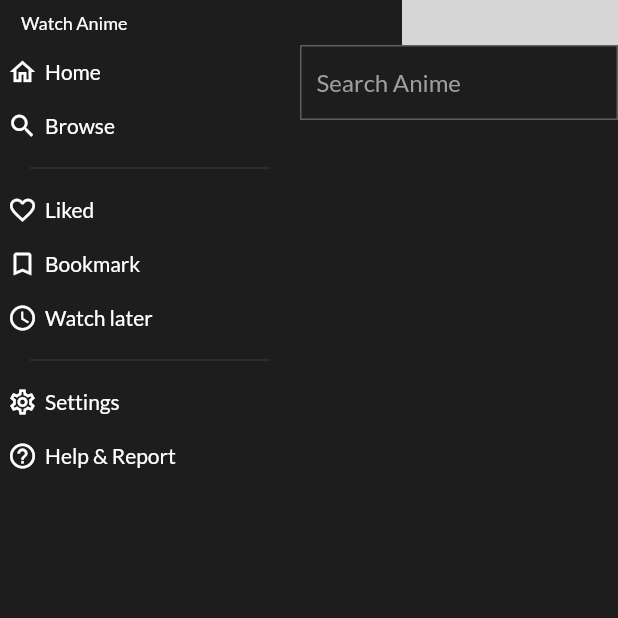
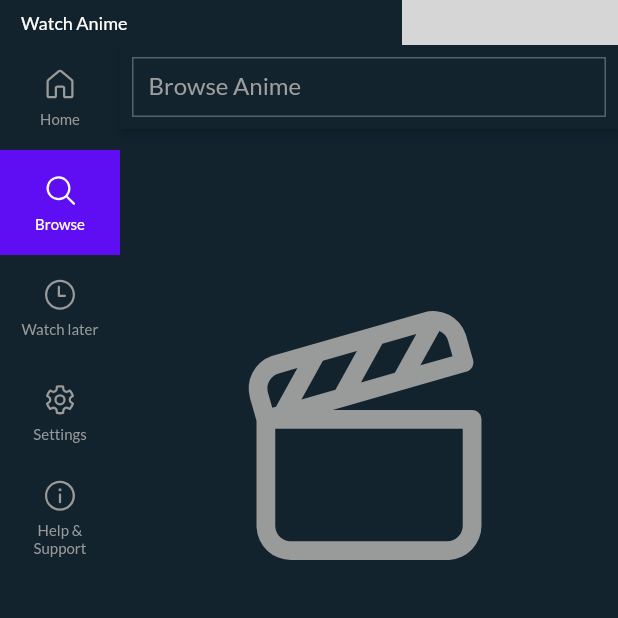
Before and after one commit to adarsh-technocrat/Watch-Anime, a Flutter app: the screen it shows after launch, after a tap on "Browse", on a phone screen of 412 x 824 dp, the top half of it. Run offline on Flutter 3.47's test engine with Material 2 defaults, Android fonts, the phone set to English and light mode, and no system bars; our stand-ins replace animate_do, fluentui_system_icons, flutter_bloc, just_audio; missing offline and left inert: bitsdojo_window, win_toast; grey boxes are pictures that could not be loaded.

Commit message:
chore: added new ui to the screens

```diff
--- a/lib/bloc/search_page_cubit.dart
+++ b/lib/bloc/search_page_cubit.dart
@@ -1,3 +1,5 @@
+import 'dart:async';
+
 import 'package:flutter_bloc/flutter_bloc.dart';
 import 'package:watch_anime/bloc/search_page_state.dart';
 import 'package:watch_anime/model/search_data_model.dart';
@@ -5,12 +7,24 @@ import 'package:watch_anime/service/search_anime.dart';
 
 class SearchPageCubit extends Cubit<SearchPageState> {
   SearchPageCubit()
-      : super(SearchPageState(
-          searchDataModel: SearchDataModel(),
-          showLoading: false,
-        ));
+      : super(
+          SearchPageState(
+              searchDataModel: SearchDataModel(),
+              showLoading: false,
+              searchedQuery: ""),
+        );
 
   SearchService searchService = SearchService();
+
+  Timer? _debouncing;
+
+  onSearchChange(String newSearch) {
+    if (_debouncing?.isActive ?? false) _debouncing?.cancel();
+    _debouncing = Timer(const Duration(milliseconds: 500), () {
+      getSearchQueryData(newSearch.toString());
+    });
+    emit(state.copyWith(searchedQuery: newSearch));
+  }
 
   Future<SearchDataModel> getSearchQueryData(String query) async {
     showLoading(true);
@@ -23,4 +37,8 @@ class SearchPageCubit extends Cubit<SearchPageState> {
   showLoading(bool loading) {
     emit(state.copyWith(showLoading: loading));
   }
+
+  void disposeDebouncing() {
+    _debouncing?.cancel();
+  }
 }
--- a/lib/bloc/search_page_state.dart
+++ b/lib/bloc/search_page_state.dart
@@ -3,19 +3,22 @@ import 'package:watch_anime/model/search_data_model.dart';
 class SearchPageState {
   SearchDataModel searchDataModel;
   bool showLoading;
+  String searchedQuery;
 
   SearchPageState({
     required this.searchDataModel,
     required this.showLoading,
+    required this.searchedQuery,
   });
 
   SearchPageState copyWith({
     SearchDataModel? searchDataModel,
     bool? showLoading,
+    String? searchedQuery,
   }) {
     return SearchPageState(
-      searchDataModel: searchDataModel ?? this.searchDataModel,
-      showLoading: showLoading ?? this.showLoading,
-    );
+        searchDataModel: searchDataModel ?? this.searchDataModel,
+        showLoading: showLoading ?? this.showLoading,
+        searchedQuery: searchedQuery ?? this.searchedQuery);
   }
 }
--- a/lib/components/animelist_cart.dart
+++ b/lib/components/animelist_cart.dart
@@ -17,26 +17,9 @@ class _AnimeListCardState extends State<AnimeListCard> {
       child: Padding(
         padding: const EdgeInsets.only(top: 30),
         child: ListView.builder(
-          scrollDirection: Axis.horizontal,
-          itemCount: 10,
-          itemBuilder: (context, index) => Padding(
-            padding: const EdgeInsets.only(right: 15),
-            child: GestureDetector(
-              onTap: () {
-                setState(() {
-                  selectedIndex = index;
-                });
-              },
-              child: SizedBox(
-                width: 200,
-                child: Image.network(
-                  "https://i1.wp.com/chia-anime.su/wp-content/uploads/2020/11/Jujutsu-Kaisen-TV.jpg",
-                  fit: BoxFit.cover,
-                ),
-              ),
-            ),
-          ),
-        ),
+            scrollDirection: Axis.horizontal,
+            itemCount: 10,
+            itemBuilder: (context, index) => Container()),
       ),
     );
   }
--- /dev/null
+++ b/lib/components/empty_state_ui.dart
@@ -0,0 +1,19 @@
+import 'package:fluentui_system_icons/fluentui_system_icons.dart';
+import 'package:flutter/material.dart';
+import 'package:watch_anime/constants/constants.dart';
+
+class EmptyStateUi extends StatelessWidget {
+  const EmptyStateUi({Key? key}) : super(key: key);
+
+  @override
+  Widget build(BuildContext context) {
+    return const SizedBox(
+        child: Center(
+      child: Icon(
+        FluentIcons.movies_and_tv_24_regular,
+        color: Constants.kLightGrayColor,
+        size: 200,
+      ),
+    ));
+  }
+}
--- /dev/null
+++ b/lib/components/hover_card.dart
@@ -0,0 +1,37 @@
+import 'package:flutter/material.dart';
+
+class HoverCard extends StatefulWidget {
+  final Widget child;
+
+  const HoverCard({Key? key, required this.child}) : super(key: key);
+
+  @override
+  State<HoverCard> createState() => _HoverCardState();
+}
+
+class _HoverCardState extends State<HoverCard> {
+  bool isHovered = false;
+
+  final hoverTransform = Matrix4.identity()..translate(0.0, -7.0, 0.0);
+
+  @override
+  Widget build(BuildContext context) {
+    return MouseRegion(
+      onEnter: (event) {
+        onEnter(true);
+      },
+      onExit: (event) {
+        onEnter(false);
+      },
+      child: AnimatedContainer(
+        duration: const Duration(milliseconds: 300),
+        transform: isHovered ? hoverTransform : Matrix4.identity(),
+        child: widget.child,
+      ),
+    );
+  }
+
+  void onEnter(bool isHovered) => setState(() {
+        this.isHovered = isHovered;
+      });
+}
--- a/lib/components/landing_hero_section.dart
+++ b/lib/components/landing_hero_section.dart
@@ -9,32 +9,7 @@ class LangindHeroSection extends StatelessWidget {
   @override
   Widget build(BuildContext context) {
     return Stack(
-      children: [
-        Container(
-          height: 500,
-          decoration: const BoxDecoration(
-            color: Colors.white,
-            image: DecorationImage(
-                image: AssetImage(
-                  "assets/images/wallpaper.jpg",
-                ),
-                fit: BoxFit.cover),
-          ),
-        ),
-        Container(
-          height: 500,
-          decoration: BoxDecoration(
-            gradient: LinearGradient(
-              colors: [
-                Constants.kBlackColor,
-                Constants.kLightBlack.withOpacity(0.1),
-              ],
-              begin: Alignment.bottomCenter,
-              end: Alignment.topCenter,
-            ),
-          ),
-        )
-      ],
+      children: [],
     );
   }
 }
--- a/lib/components/navbar_element.dart
+++ b/lib/components/navbar_element.dart
@@ -1,9 +1,12 @@
 import 'package:flutter/material.dart';
 import 'package:flutter_bloc/flutter_bloc.dart';
+import 'package:just_audio/just_audio.dart';
 import 'package:watch_anime/bloc/landing_page_cubit.dart';
+import 'package:watch_anime/bloc/landing_page_state.dart';
+import 'package:watch_anime/components/onhover_button.dart';
 import 'package:watch_anime/constants/constants.dart';
 
-class NavBarElement extends StatelessWidget {
+class NavBarElement extends StatefulWidget {
   final Function(bool value)? onHoverCallback;
   final dynamic navItemList;
 
@@ -14,46 +17,87 @@ class NavBarElement extends StatelessWidget {
       : super(key: key);
 
   @override
+  State<NavBarElement> createState() => _NavBarElementState();
+}
+
+class _NavBarElementState extends State<NavBarElement> {
+  bool isHover = false;
+
+  // late AudioPlayer player;
+
+  // @override
+  // void initState() {
+  //   super.initState();
+  //   player = AudioPlayer();
+  // }
+
+  // @override
+  // void dispose() {
+  //   player.dispose();
+  //   super.dispose();
+  // }
+
+  // void hoverPlayAudio() async {
+  //   await player.setAsset('assets/audio/clickAudio.mp3');
+  //   player.play();
+  // }
+
+  // void hoverExitAudio() async {
+  //   await player.stop();
+  // }
+
+  @override
   Widget build(BuildContext context) {
     final provider = BlocProvider.of<LandingPageCubit>(context);
-    return Column(
-      children: [
-        Material(
-          color: Colors.transparent,
-          child: InkWell(
-            onTap: () {
-              provider.changeScreenIndex(index!);
+    return BlocBuilder<LandingPageCubit, LandingPageState>(
+      builder: (context, state) {
+        bool isSelected = state.selectedIndexPsition == widget.index;
+        return OnHoverButton(
+          onHover: (value) {
+            setState(() => {isHover = value});
+            // isHover ? hoverExitAudio() : hoverPlayAudio();
           },
-            child: Padding(
-              padding: const EdgeInsets.only(top: 8, bottom: 8, right: 8),
-              child: Row(
+          child: TextButton(
+            style: TextButton.styleFrom(
+                backgroundColor:
+                    isSelected ? Constants.kPurpleColoe : Colors.transparent,
+                elevation: 0,
+                fixedSize: const Size(80, 70),
+                shape: RoundedRectangleBorder(
+                    borderRadius: BorderRadius.circular(0))),
+            onPressed: () {
+              provider.changeScreenIndex(widget.index!);
+            },
+            child: Column(
+              mainAxisAlignment: MainAxisAlignment.center,
               children: [
                 const SizedBox(width: 5),
                 Icon(
-                    navItemList["Icon"],
-                    color: Colors.white,
-                    size: 20,
+                  widget.navItemList["Icon"],
+                  color: isSelected
+                      ? Colors.white
+                      : isHover
+                          ? Colors.white
+                          : Constants.kLightGrayColor,
+                  size: 24,
                 ),
-                  const SizedBox(width: 5),
+                const SizedBox(height: 5),
                 Text(
-                    navItemList["title"],
-                    style: const TextStyle(color: Colors.white),
+                  widget.navItemList["title"],
+                  textAlign: TextAlign.center,
+                  style: TextStyle(
+                      color: isSelected
+                          ? Colors.white
+                          : isHover
+                              ? Colors.white
+                              : Constants.kLightGrayColor,
+                      fontSize: 10),
                 ),
               ],
             ),
           ),
-          ),
-        ),
-        navItemList["divider"] == true
-            ? const Padding(
-                padding: EdgeInsets.only(left: 20, right: 20),
-                child: SizedBox(
-                  height: 20,
-                  child: Divider(color: Constants.kLightBlack),
-                ),
-              )
-            : Container(),
-      ],
+        );
+      },
     );
   }
 }
--- /dev/null
+++ b/lib/components/onhover_button.dart
@@ -0,0 +1,40 @@
+import 'package:flutter/material.dart';
+
+class OnHoverButton extends StatefulWidget {
+  final Widget child;
+  final Function(bool value)? onHover;
+  const OnHoverButton({Key? key, required this.child, this.onHover})
+      : super(key: key);
+
+  @override
+  State<OnHoverButton> createState() => _OnHoverButtonState();
+}
+
+class _OnHoverButtonState extends State<OnHoverButton> {
+  bool isHovered = false;
+
+  final hoverTransform = Matrix4.identity()..translate(0.0, -5.0, 0.0);
+
+  @override
+  Widget build(BuildContext context) {
+    return MouseRegion(
+      onEnter: (event) {
+        onEnter(true);
+        widget.onHover!(true);
+      },
+      onExit: (event) {
+        onEnter(false);
+        widget.onHover!(false);
+      },
+      child: AnimatedContainer(
+        duration: const Duration(milliseconds: 300),
+        transform: isHovered ? hoverTransform : Matrix4.identity(),
+        child: widget.child,
+      ),
+    );
+  }
+
+  void onEnter(bool isHovered) => setState(() {
+        this.isHovered = isHovered;
+      });
+}
--- a/lib/components/search_card.dart
+++ b/lib/components/search_card.dart
@@ -1,5 +1,5 @@
 import 'package:flutter/material.dart';
-
+import 'package:watch_anime/components/hover_card.dart';
 import '../model/search_data_model.dart';
 
 class SearchCard extends StatelessWidget {
@@ -16,6 +16,7 @@ class SearchCard extends StatelessWidget {
           data?.length ?? 0,
           (index) => Padding(
             padding: const EdgeInsets.all(10),
+            child: HoverCard(
               child: Container(
                 width: 200,
                 decoration: BoxDecoration(
@@ -46,6 +47,7 @@ class SearchCard extends StatelessWidget {
             ),
           ),
         ),
+      ),
     );
   }
 }
--- a/lib/constants/constants.dart
+++ b/lib/constants/constants.dart
@@ -1,7 +1,8 @@
 import 'package:flutter/cupertino.dart';
 
 class Constants {
-  static const Color kBlackColor = Color(0xff1D1D1D);
-  static const Color kPurpleColoe = Color(0xff7C4DFF);
-  static const Color kLightBlack = Color(0xff3C3C3C);
+  static const Color kBlackColor = Color(0xff12232E);
+  static const Color kPurpleColoe = Color(0xff5F0DF2);
+  static const Color kLightBlack = Color(0xff334851);
+  static const Color kLightGrayColor = Color(0xff999A9A);
 }
--- a/lib/pages/LandingScreen/landing_screen.dart
+++ b/lib/pages/LandingScreen/landing_screen.dart
@@ -8,34 +8,7 @@ class LandingScreen extends StatelessWidget {
   @override
   Widget build(BuildContext context) {
     return Column(
-      children: [
-        const LangindHeroSection(),
-        const SizedBox(height: 20),
-        SizedBox(
-          child: Row(
-            crossAxisAlignment: CrossAxisAlignment.center,
-            children: [
-              const Text(
-                "Latest Release",
-                style: TextStyle(color: Colors.white, fontSize: 22),
-              ),
-              const SizedBox(width: 10),
-              OutlinedButton(
-                style: OutlinedButton.styleFrom(
-                    side: const BorderSide(color: Colors.grey)),
-                onPressed: () {},
-                child: const Text(
-                  "Show more",
-                  style: TextStyle(
-                    color: Colors.grey,
-                  ),
-                ),
-              )
-            ],
-          ),
-        ),
-        const AnimeListCard(),
-      ],
+      children: [],
     );
   }
 }
--- a/lib/pages/NavBar/navbar.dart
+++ b/lib/pages/NavBar/navbar.dart
@@ -1,6 +1,5 @@
+import 'package:fluentui_system_icons/fluentui_system_icons.dart';
 import 'package:flutter/material.dart';
-import 'package:watch_anime/constants/constants.dart';
-
 import '../../components/navbar_element.dart';
 
 class NavBar extends StatefulWidget {
@@ -12,34 +11,28 @@ class _NavBarState extends State<NavBar> {
   static List navItemList = [
     {
       "title": "Home",
-      "Icon": Icons.home_outlined,
-      "divider": false,
+      "Icon": FluentIcons.home_24_regular,
+      "expanded": false,
     },
     {
       "title": "Browse",
-      "Icon": Icons.search_outlined,
-      "divider": true,
-    },
-    {
-      "title": "Liked",
-      "Icon": Icons.favorite_border_outlined,
-      "divider": false,
-    },
-    {
-      "title": "Bookmark",
-      "Icon": Icons.bookmark_border_outlined,
-      "divider": false
+      "Icon": FluentIcons.search_24_regular,
+      "expanded": false,
     },
     {
       "title": "Watch later",
-      "Icon": Icons.watch_later_outlined,
-      "divider": true,
+      "Icon": FluentIcons.clock_24_regular,
+      "expanded": true,
     },
-    {"title": "Settings", "Icon": Icons.settings_outlined, "divider": false},
     {
-      "title": "Help & Report",
-      "Icon": Icons.help_outline,
-      "divider": false,
+      "title": "Settings",
+      "Icon": FluentIcons.settings_24_regular,
+      "expanded": false,
+    },
+    {
+      "title": "Help & Support",
+      "Icon": FluentIcons.info_24_regular,
+      "expanded": false,
     },
   ];
 
@@ -47,18 +40,25 @@ class _NavBarState extends State<NavBar> {
 
   @override
   Widget build(BuildContext context) {
-    return Container(
-      decoration: const BoxDecoration(),
-      width: 200,
+    return SizedBox(
       child: Column(
+        children: [
+          Column(
             children: List.generate(
               navItemList.length,
-          (index) => NavBarElement(
+              (index) => Column(
+                children: [
+                  NavBarElement(
                     key: UniqueKey(),
                     navItemList: navItemList[index],
                     index: index,
                   ),
+                ],
               ),
+            ),
+          ),
+          Expanded(child: Container()),
+        ],
       ),
     );
   }
--- a/lib/pages/SearchScreen/search_screen.dart
+++ b/lib/pages/SearchScreen/search_screen.dart
@@ -1,7 +1,10 @@
+import 'package:animate_do/animate_do.dart';
+import 'package:fluentui_system_icons/fluentui_system_icons.dart';
 import 'package:flutter/material.dart';
 import 'package:flutter_bloc/flutter_bloc.dart';
 import 'package:watch_anime/bloc/search_page_cubit.dart';
 import 'package:watch_anime/bloc/search_page_state.dart';
+import 'package:watch_anime/components/empty_state_ui.dart';
 import 'package:watch_anime/components/search_card.dart';
 import 'package:watch_anime/constants/constants.dart';
 
@@ -14,15 +17,60 @@ class SearchScreen extends StatefulWidget {
 
 class _SearchScreenState extends State<SearchScreen> {
   @override
+  void dispose() {
+    final provider = BlocProvider.of<SearchPageCubit>(context);
+    provider.disposeDebouncing();
+    super.dispose();
+  }
+
+  @override
   Widget build(BuildContext context) {
     final provider = BlocProvider.of<SearchPageCubit>(context);
     return BlocBuilder<SearchPageCubit, SearchPageState>(
       builder: (context, state) {
-        var data = state.searchDataModel.data?.anime;
+        var data = state.searchDataModel.data?.anime ?? [];
         return SizedBox(
+          child: Stack(
+            children: [
+              Padding(
+                padding: const EdgeInsets.only(top: 60),
                 child: Column(
                   children: [
-              Container(
+                    state.showLoading
+                        ? const Padding(
+                            padding: EdgeInsets.only(top: 250),
+                            child: Center(
+                              child: CircularProgressIndicator(
+                                color: Constants.kPurpleColoe,
+                              ),
+                            ))
+                        : data.isNotEmpty
+                            ? SearchCard(data: data)
+                            : Padding(
+                                padding: const EdgeInsets.only(top: 100),
+                                child: FadeInUp(child: const EmptyStateUi()),
+                              )
+                  ],
+                ),
+              ),
+              AppBar(
+                backgroundColor: Constants.kBlackColor,
+                elevation: 2,
+                title: Row(
+                  crossAxisAlignment: CrossAxisAlignment.center,
+                  children: [
+                    const Text("Browse "),
+                    state.searchedQuery.isNotEmpty
+                        ? Text("' ${state.searchedQuery} '")
+                        : const SizedBox()
+                  ],
+                ),
+                actions: [
+                  Flexible(
+                    child: Padding(
+                      padding: const EdgeInsets.all(8.0),
+                      child: Container(
+                        width: 350,
                         decoration: BoxDecoration(
                             border: Border.all(
                           color: Colors.grey.withOpacity(0.5),
@@ -31,24 +79,20 @@ class _SearchScreenState extends State<SearchScreen> {
                           style: const TextStyle(color: Colors.white),
                           decoration: const InputDecoration(
                             border: InputBorder.none,
-                    contentPadding: EdgeInsets.only(left: 10),
-                    hintText: "Search Anime",
+                            contentPadding:
+                                EdgeInsets.only(left: 10, bottom: 12),
+                            hintText: "Browse Anime",
                             hintStyle: TextStyle(color: Colors.grey),
                           ),
-                  onChanged: (String value) {
-                    provider.getSearchQueryData(value);
+                          onChanged: (String newSearch) {
+                            provider.onSearchChange(newSearch);
                           },
                         ),
                       ),
-              const SizedBox(
-                height: 20,
                     ),
-              state.showLoading
-                  ? const Center(
-                      child: CircularProgressIndicator(
-                      color: Constants.kPurpleColoe,
-                    ))
-                  : SearchCard(data: data ?? [])
+                  ),
+                ],
+              ),
             ],
           ),
         );
--- a/pubspec.yaml
+++ b/pubspec.yaml
@@ -44,6 +44,7 @@ dependencies:
   flutter_bloc: ^8.0.1
   just_audio: ^0.9.20
   rive: ^0.8.1
+  just_audio_libwinmedia: ^0.0.4
 
 dev_dependencies:
   flutter_test:
@@ -69,7 +70,7 @@ flutter:
   # To add assets to your application, add an assets section, like this:
   assets:
     - assets/images/
-  #   - images/a_dot_ham.jpeg
+    - assets/audio/
 
   # An image asset can refer to one or more resolution-specific "variants", see
   # https://flutter.dev/assets-and-images/#resolution-aware.
```
Also changed, not shown: pubspec.lock, 4 other files. Lines whose indentation alone changed are shown as unchanged.
